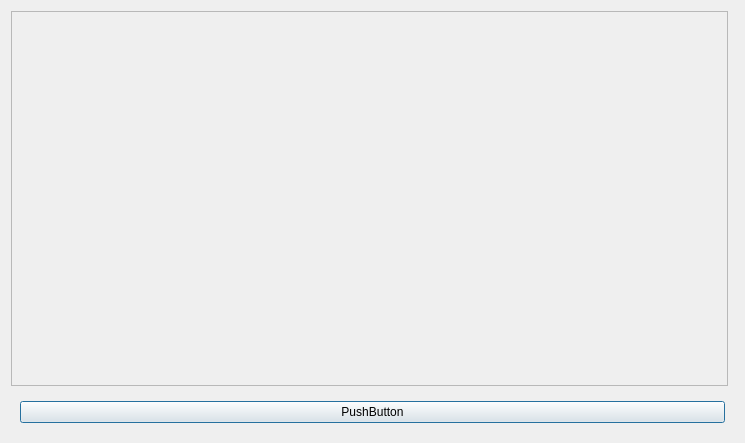
Before: the Qt Designer form Classes/GUI/Tools/qcropplantingplanningtool.ui in Sn1pescope/LVP-Basis, drawn with Qt 5.
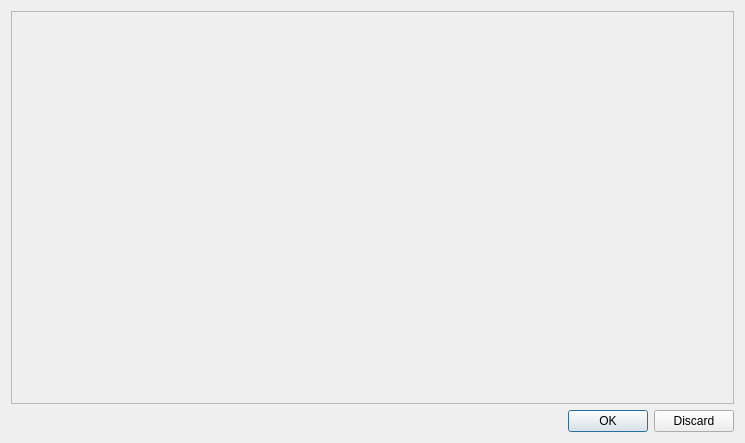
After: the same form once the commit is applied.

Patch:
```diff
--- a/Classes/GUI/Tools/qcropplantingplanningtool.ui
+++ b/Classes/GUI/Tools/qcropplantingplanningtool.ui
@@ -29,29 +29,20 @@
          <rect>
           <x>0</x>
           <y>0</y>
-          <width>707</width>
-          <height>371</height>
+          <width>723</width>
+          <height>389</height>
          </rect>
         </property>
        </widget>
       </widget>
      </item>
-     <item>
-      <widget class="QWidget" name="summaryGraphic" native="true"/>
-     </item>
     </layout>
    </item>
    <item>
-    <widget class="QWidget" name="toolbox" native="true">
-     <layout class="QHBoxLayout" name="horizontalLayout_2">
-      <item>
-       <widget class="QPushButton" name="pushButton">
-        <property name="text">
-         <string>PushButton</string>
-        </property>
-       </widget>
-      </item>
-     </layout>
+    <widget class="QDialogButtonBox" name="buttonBox">
+     <property name="standardButtons">
+      <set>QDialogButtonBox::Discard|QDialogButtonBox::Ok</set>
+     </property>
     </widget>
    </item>
   </layout>
```
Left out of the diff: 35 changed lines with no effect on the pictures.
